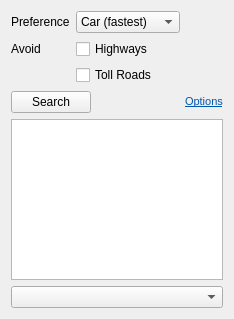
Above: src/lib/routing/RoutingWidget.ui from KDE/marble before the change. Below: the same form after it.
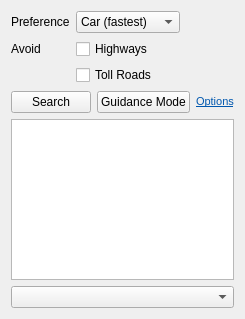
That is the form after the change.

Commit message: Route guidance mode (automatic recalculation of the route when deviating). When activated, position tracking is enabled as well as auto center and auto zoom. Whenever the current location is off the route, a new via point is inserted and the route recalculated. Visited via points are marked and removed before a new route is calculated. The original route is saved and restored when guidance mode is disabled.

What changed in the file:
```diff
--- a/src/lib/routing/RoutingWidget.ui
+++ b/src/lib/routing/RoutingWidget.ui
@@ -91,6 +91,16 @@
        </property>
       </widget>
      </item>
+     <item>
+      <widget class="QPushButton" name="guideButton">
+       <property name="text">
+        <string>Guidance Mode</string>
+       </property>
+       <property name="checkable">
+        <bool>true</bool>
+       </property>
+      </widget>
+     </item>
      <item>
       <spacer name="horizontalSpacer_2">
        <property name="orientation">
```
The commit also changes 8 other files.
